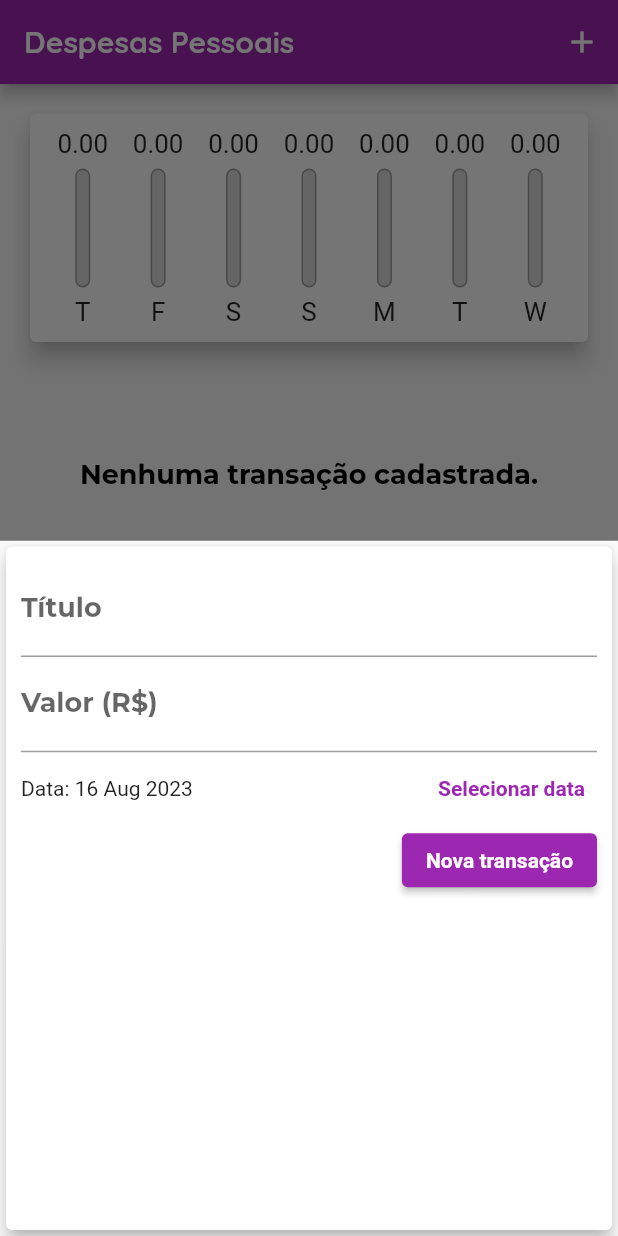
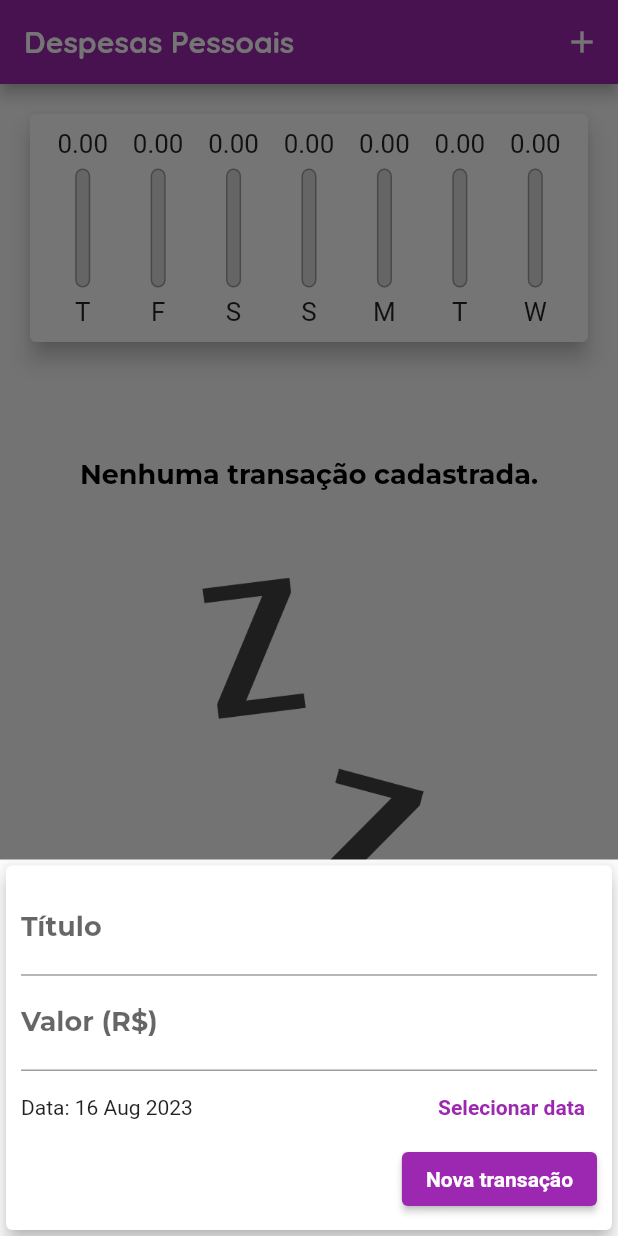
Before and after one commit to Kiel025/ExpensesApp, a Flutter app: the screen it shows after launch, after a tap on the "add" icon, on a phone screen of 412 x 824 dp. Run offline on Flutter 3.47's test engine with Material 2 defaults, Android fonts, the phone set to English and light mode, and no system bars.

Commit message:
Adjusting form

```diff
--- a/lib/components/transaction_form.dart
+++ b/lib/components/transaction_form.dart
@@ -44,10 +44,12 @@ class _TransactionFormState extends State<TransactionForm> {
 
   @override
   Widget build(BuildContext context) {
-    return Card(
+    return SingleChildScrollView(
+      child: Card(
         elevation: 5,
         child: Padding(
-        padding: const EdgeInsets.all(10),
+          padding: EdgeInsets.fromLTRB(
+              10, 10, 10, 10 + MediaQuery.of(context).viewInsets.bottom),
           child: Column(
             children: [
               TextField(
@@ -104,6 +106,7 @@ class _TransactionFormState extends State<TransactionForm> {
             ],
           ),
         ),
+      ),
     );
   }
 }
```
Lines whose indentation alone changed are shown as unchanged.
